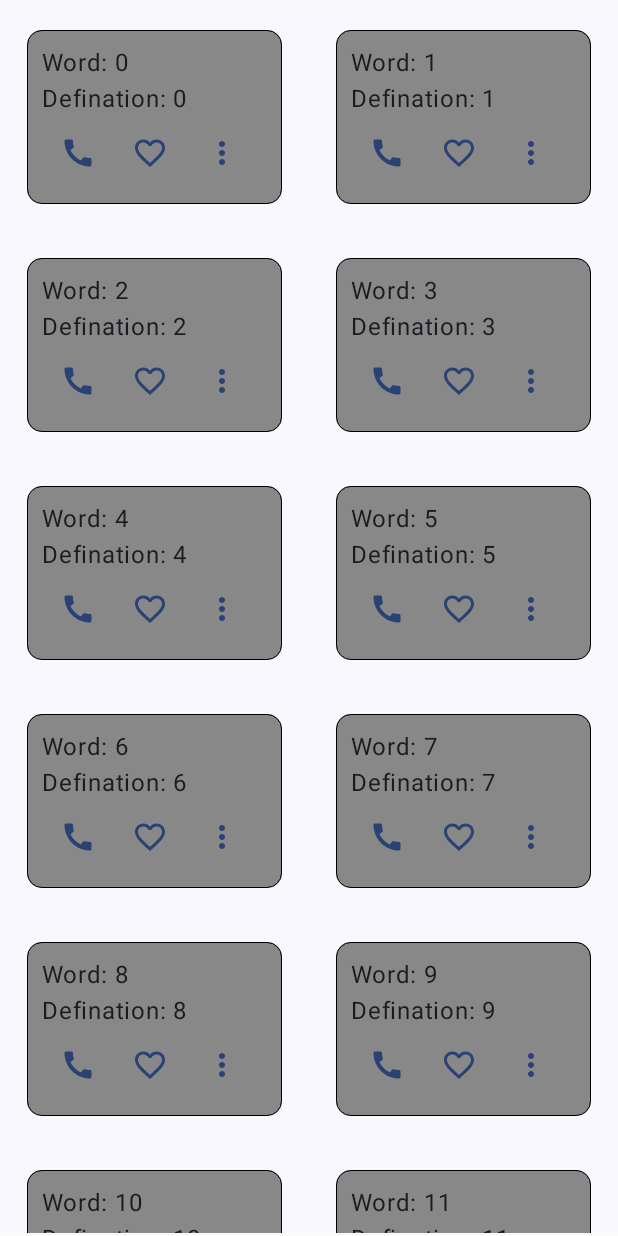
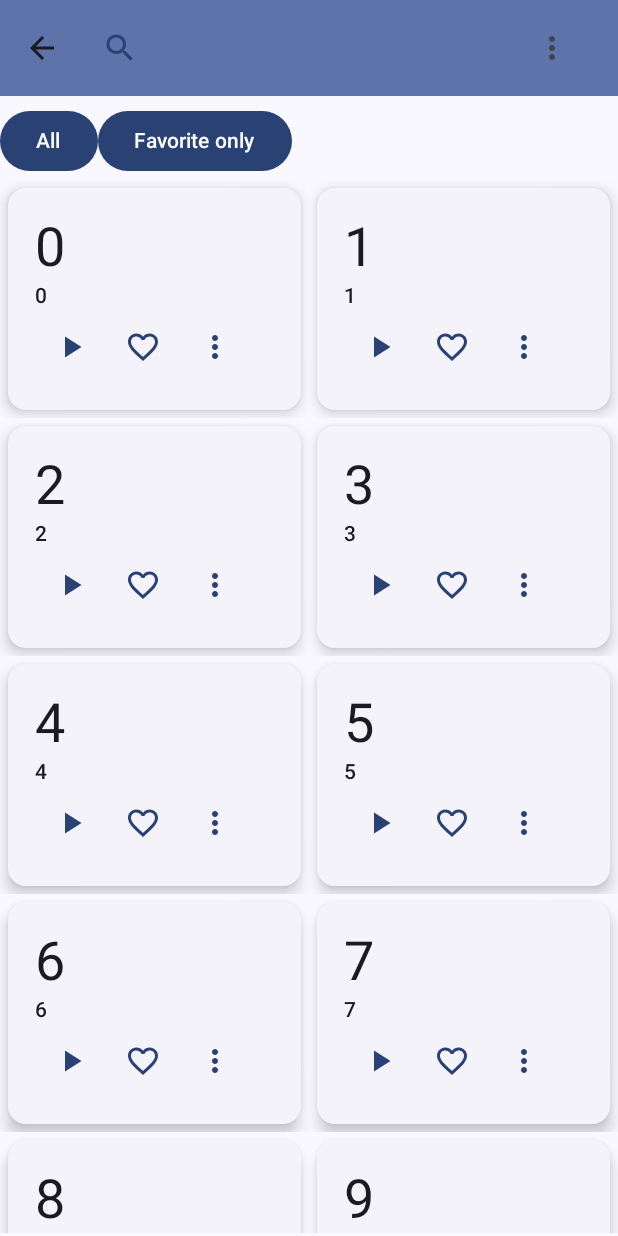
Before and after one commit to NgHuThanh/Notelt, an Android app built with Jetpack Compose: the screen it shows after launch (MainActivity), after a tap on "Review", on a phone screen of 412 x 824 dp. Run offline under Robolectric (Android 15) with nearby library versions, the phone set to English and light mode, and no system bars.

Commit message:
Giao diện chính tạm thời ổn

```diff
--- a/TestNav/app/src/main/java/com/example/testnav/Detail.kt
+++ b/TestNav/app/src/main/java/com/example/testnav/Detail.kt
@@ -1,5 +1,6 @@
 package com.example.testnav
 
+import android.annotation.SuppressLint
 import androidx.compose.foundation.background
 import androidx.compose.foundation.border
 import androidx.compose.foundation.layout.Arrangement
@@ -15,29 +16,102 @@ import androidx.compose.foundation.lazy.grid.items
 import androidx.compose.foundation.lazy.items
 import androidx.compose.foundation.shape.RoundedCornerShape
 import androidx.compose.material.icons.Icons
+import androidx.compose.material.icons.filled.ArrowBack
 import androidx.compose.material.icons.filled.Build
 import androidx.compose.material.icons.filled.Call
 import androidx.compose.material.icons.filled.FavoriteBorder
 import androidx.compose.material.icons.filled.MoreVert
+import androidx.compose.material.icons.filled.PlayArrow
+import androidx.compose.material.icons.filled.Search
 import androidx.compose.material3.Button
+import androidx.compose.material3.CardDefaults
+import androidx.compose.material3.ElevatedCard
+import androidx.compose.material3.ExperimentalMaterial3Api
 import androidx.compose.material3.Icon
 import androidx.compose.material3.IconButton
 import androidx.compose.material3.MaterialTheme
+import androidx.compose.material3.Scaffold
 import androidx.compose.material3.Surface
 import androidx.compose.material3.Text
+import androidx.compose.material3.TopAppBar
+import androidx.compose.material3.TopAppBarDefaults
+import androidx.compose.material3.rememberTopAppBarState
 
 import androidx.compose.runtime.Composable
 import androidx.compose.ui.Alignment
 import androidx.compose.ui.Modifier
 import androidx.compose.ui.graphics.Color
 import androidx.compose.ui.unit.dp
+import androidx.navigation.NavHostController
 
+@SuppressLint("UnusedMaterial3ScaffoldPaddingParameter")
+@OptIn(ExperimentalMaterial3Api::class)
 @Composable
 fun DetailScreen(
+    navController: NavHostController,
     modifier: Modifier = Modifier,
-    names: List<String> = List(100) { "$it" }
+    names: List<String> = List(100) { "$it" },
 )
 {
+    val scrollBehavior = TopAppBarDefaults.enterAlwaysScrollBehavior(rememberTopAppBarState())
+    Scaffold(
+        //modifier = Modifier.nestedScroll(scrollBehavior.nestedScrollConnection),
+        topBar = {
+            TopAppBar(
+                colors = TopAppBarDefaults.centerAlignedTopAppBarColors(
+                    containerColor = MaterialTheme.colorScheme.primaryContainer,
+                    titleContentColor = MaterialTheme.colorScheme.primary,
+                ),
+                title = {
+                    IconButton(onClick = { /* do something */ }) {
+                        Icon(
+                            imageVector = Icons.Filled.Search,
+                            contentDescription = "Localized description"
+                        )
+                    }
+                },
+                navigationIcon = {
+                    IconButton(onClick = { navController.navigate("Home") }) {
+                        Icon(
+                            imageVector = Icons.Filled.ArrowBack,
+                            contentDescription = "Localized description"
+                        )
+                    }
+                },
+                actions = {
+                    IconButton(onClick = {},
+                        modifier = Modifier
+                            .padding(16.dp)
+                    ) {
+                        Icon(
+                            imageVector = Icons.Filled.MoreVert,
+                            contentDescription = "Localized description"
+                        )
+                    }
+                },
+                scrollBehavior = scrollBehavior,
+            )
+        },
+    ) {
+        Column(modifier=Modifier.padding(top = 70.dp)){
+            Row {
+                Button(
+                    onClick = {},
+
+                    ) {
+                    Text(
+                        "All",
+                    )
+                }
+                Button(
+                    onClick = {},
+
+                    ) {
+                    Text(
+                        "Favorite only",
+                        )
+                }
+            }
             LazyVerticalGrid(
                 GridCells.Fixed(2), // Set the number of items per row
                 modifier = modifier.padding(vertical = 2.dp)
@@ -47,24 +121,36 @@ fun DetailScreen(
                 }
             }
         }
+
+    }
+
+}
 @Composable
 private fun Greeting(name: String) {
     Surface(
     ) {
+        ElevatedCard(
+            elevation = CardDefaults.cardElevation(
+                defaultElevation = 6.dp
+            ),
+            modifier = Modifier
+                .padding(5.dp)
+
+        ){
             Row(
                 modifier = Modifier
                     .padding(18.dp)
-                .background(Color.Gray, shape = RoundedCornerShape(10.dp))
-                .border(
-                    width = 0.dp,               // Độ dày của đường viền
-                    color = Color.Black,         // Màu của đường viền
-                    shape = RoundedCornerShape(10.dp)      // Hình dạng của đường viền (ở đây là hình chữ nhật)
-                )
-                .padding(10.dp)                  // Tăng khoảng cách giữa đường viền và nội dung
+                 // Tăng khoảng cách giữa đường viền và nội dung
             ) {
                 Column(modifier = Modifier.weight(1f)) {
-                Text(text = "Word: $name")
-                Text(text = "Defination: $name")
+                    Text(
+                        text = "$name",
+                        style = MaterialTheme.typography.displaySmall // Hoặc bất kỳ kiểu chữ nào có kích thước lớn hơn
+                    )
+                    Text(
+                        text = "$name",
+                        style = MaterialTheme.typography.labelLarge
+                    )
                     Row {
                         VolumeIconButton(onClick = {
                             // Handle click action here
@@ -80,6 +166,8 @@ private fun Greeting(name: String) {
                 }
             }
         }
+
+    }
 }
 @Composable
 fun VolumeIconButton(onClick: () -> Unit) {
@@ -90,7 +178,7 @@ fun VolumeIconButton(onClick: () -> Unit) {
             .padding(8.dp)
     ) {
         Icon(
-            imageVector = Icons.Default.Call,
+            imageVector = Icons.Default.PlayArrow,
             contentDescription = "Volume",
             tint = MaterialTheme.colorScheme.primary
         )
--- a/TestNav/app/src/main/java/com/example/testnav/HomeScreen.kt
+++ b/TestNav/app/src/main/java/com/example/testnav/HomeScreen.kt
@@ -10,6 +10,7 @@ import androidx.compose.foundation.layout.Box
 import androidx.compose.foundation.layout.Column
 import androidx.compose.foundation.layout.Row
 import androidx.compose.foundation.layout.Spacer
+import androidx.compose.foundation.layout.fillMaxSize
 import androidx.compose.foundation.layout.fillMaxWidth
 import androidx.compose.foundation.layout.height
 
@@ -21,6 +22,7 @@ import androidx.compose.foundation.layout.wrapContentWidth
 import androidx.compose.foundation.lazy.LazyColumn
 import androidx.compose.foundation.lazy.items
 import androidx.compose.foundation.shape.CircleShape
+import androidx.compose.foundation.text.KeyboardOptions
 import androidx.compose.material.icons.Icons
 import androidx.compose.material.icons.filled.Add
 import androidx.compose.material.icons.filled.AddCircle
@@ -56,9 +58,11 @@ import androidx.compose.material3.DropdownMenuItem
 
 import androidx.compose.material3.ElevatedCard
 import androidx.compose.material3.ExperimentalMaterial3Api
+import androidx.compose.material3.FloatingActionButton
 import androidx.compose.material3.Icon
 import androidx.compose.material3.IconButton
 import androidx.compose.material3.LocalContentColor
+import androidx.compose.material3.LocalTextStyle
 import androidx.compose.material3.MaterialTheme
 import androidx.compose.material3.ModalDrawerSheet
 import androidx.compose.material3.ModalNavigationDrawer
@@ -68,6 +72,7 @@ import androidx.compose.material3.Scaffold
 import androidx.compose.material3.Surface
 import androidx.compose.material3.Text
 import androidx.compose.material3.TextButton
+import androidx.compose.material3.TextField
 import androidx.compose.material3.TopAppBar
 import androidx.compose.material3.TopAppBarDefaults
 import androidx.compose.material3.rememberDrawerState
@@ -87,8 +92,11 @@ import androidx.compose.ui.graphics.vector.ImageVector
 import androidx.compose.ui.platform.LocalContext
 import androidx.compose.ui.platform.LocalDensity
 import androidx.compose.ui.res.painterResource
+import androidx.compose.ui.semantics.SemanticsProperties.ImeAction
 
 import androidx.compose.ui.text.TextStyle
+import androidx.compose.ui.text.input.KeyboardCapitalization
+import androidx.compose.ui.text.input.KeyboardType
 import androidx.compose.ui.text.style.TextAlign
 import androidx.compose.ui.unit.dp
 import androidx.compose.ui.unit.sp
@@ -110,8 +118,19 @@ fun HomeScreen(navController:NavHostController,
 
     var expanded by remember { mutableStateOf(false) }
     val scrollBehavior = TopAppBarDefaults.enterAlwaysScrollBehavior(rememberTopAppBarState())
-    val isShowDialog =remember { mutableStateOf(false) }
+    val isShowDialogAdd =remember { mutableStateOf(false) }
     Scaffold(
+        floatingActionButton = {
+            FloatingActionButton(
+                onClick = { isShowDialogAdd.value=true },
+                modifier = Modifier
+                    .padding(25.dp)
+                    .size(75.dp)
+            ) {
+                Icon(imageVector = Icons.Default.Add, contentDescription = "Add")
+            }
+        },
+
         //modifier = Modifier.nestedScroll(scrollBehavior.nestedScrollConnection),
         topBar = {
             TopAppBar(
@@ -160,6 +179,9 @@ fun HomeScreen(navController:NavHostController,
             )
         },
     ) {innerPadding ->
+        if(isShowDialogAdd.value){
+            alertDialogAdd()
+        }
         Column(modifier=Modifier.padding(top = 70.dp)){
             Row {
                 Button(
@@ -331,6 +353,60 @@ private fun DetailTopic(name: String, navController: NavHostController,) {
 }
 
 @Composable
+fun alertDialogAdd() {
+
+    val context= LocalContext.current
+    val openDialog=remember{ mutableStateOf(true) }
+    var text by remember { mutableStateOf("") }
+
+    if (openDialog.value){
+        AlertDialog(
+            onDismissRequest = { openDialog.value=false },
+            title={
+                Text(text = "Add new section")
+            },
+            text={
+                 Column {
+                     TextField(
+                         value = text,
+                         onValueChange = { text = it },
+                         modifier = Modifier
+                             .fillMaxWidth()
+                             .padding(16.dp),
+                         keyboardOptions = KeyboardOptions(
+                             keyboardType = KeyboardType.Text,
+                             imeAction = androidx.compose.ui.text.input.ImeAction.Done,
+                             capitalization = KeyboardCapitalization.Sentences
+                         ),
+                         textStyle = LocalTextStyle.current.copy(
+                             fontSize = 16.sp // Kích thước chữ
+                         ),
+                         singleLine = true,
+                         placeholder = { Text("Name") }
+                     )
+                 }
+            },
+            confirmButton = {
+                Button(onClick = {
+                    openDialog.value = false
+                    Toast.makeText(context,"Confirm",Toast.LENGTH_SHORT).show()
+                }) {
+                    Text(text="Add section")
+                }
+            },
+            dismissButton = {
+                Button(onClick = {
+                    openDialog.value = false
+                    Toast.makeText(context,"Dismiss",Toast.LENGTH_SHORT).show()
+                }) {
+                    Text(text="Cancle")
+                }
+            },
+
+            )
+    }
+}
+@Composable
 fun alertDialog() {
     val PracticeMenus= listOf(
         PracticeMenu(Icons.TwoTone.Check,"Basic Review","Basic Flashcards review","None"),
@@ -351,13 +427,17 @@ fun alertDialog() {
                     PracticeMenus.forEach{
                         Row(
                             verticalAlignment = Alignment.CenterVertically,
-                            modifier = Modifier.fillMaxWidth().size(width = 500.dp, height = 100.dp)
+                            modifier = Modifier
+                                .fillMaxWidth()
+                                .size(width = 500.dp, height = 100.dp)
                                 .padding(18.dp),
                         ) {
                             Button(
                                 onClick = {
                                                 },
-                                modifier = Modifier.fillMaxWidth().size(width = 500.dp, height = 100.dp),
+                                modifier = Modifier
+                                    .fillMaxWidth()
+                                    .size(width = 500.dp, height = 100.dp),
                                 ) {
                                 Icon(imageVector=it.icon,contentDescription = "")
                                 Spacer(modifier = Modifier.width(8.dp))
--- a/TestNav/app/src/main/java/com/example/testnav/NavGraph.kt
+++ b/TestNav/app/src/main/java/com/example/testnav/NavGraph.kt
@@ -14,7 +14,7 @@ fun Nav() {
             HomeScreen(navController)
         }
         composable(route="Detail"){
-            DetailScreen()
+            DetailScreen(navController)
         }
     }
 }
```
Lines whose indentation alone changed are shown as unchanged.
